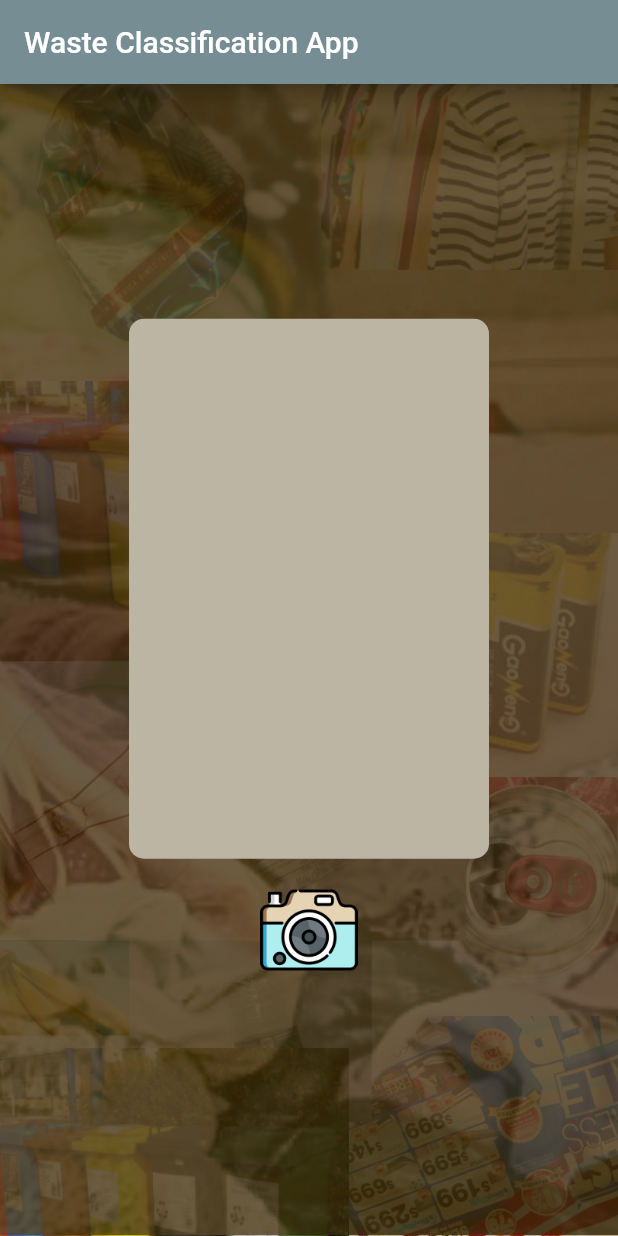
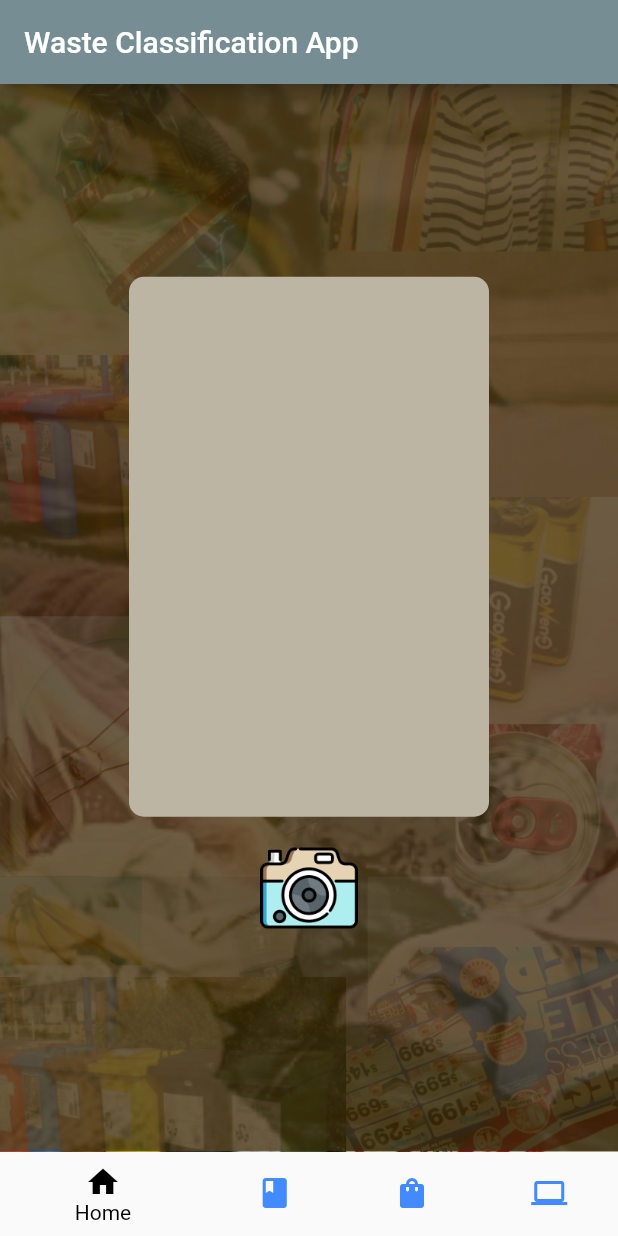
Before and after one commit to tasneemfyroos/SortItOut-App, a Flutter app: the screen it shows after launch, on a phone screen of 412 x 824 dp. Run offline on Flutter 3.47's test engine with Material 2 defaults, Android fonts, the light colour scheme and no system bars; our stand-ins replace image_picker.

Commit message:
edited main.dart

```diff
--- a/App/lib/main.dart
+++ b/App/lib/main.dart
@@ -1,10 +1,9 @@
 
 import 'package:flutter/material.dart';
-import 'package:image_picker/image_picker.dart';
-import 'package:http/http.dart' as http;
-import 'dart:convert';
-import 'package:flutter/services.dart' show rootBundle;
-
+import 'package:flutter_app_testing/screens/home.dart';
+import 'package:flutter_app_testing/screens/clothingDisposal.dart';
+import 'package:flutter_app_testing/screens/educational.dart';
+import 'package:flutter_app_testing/screens/eWasteDisposal.dart';
 
 // import 'package:file_picker/file_picker.dart';
 
@@ -19,8 +18,8 @@ List<double> getSizes() {
 }
 
 MaterialColor getColor() {
-  return new MaterialColor(0xFF758d93, <int, Color>{
-    50: Color(0xFFE3F2FD), // Shade 50
+  return new MaterialColor(0xFF758d93,
+      <int,Color>{50: Color(0xFFE3F2FD), // Shade 50
         100: Color(0xFFe5d3b3), // Shade 100
         200: Color(0xFFa3b5c0), // Shade 200
         300: Color(0xFFafeeee), // Shade 300
@@ -32,7 +31,22 @@ MaterialColor getColor() {
         900: Color(0xFF98f5e1), // Shade 900
       });
 }
-class MyApp extends StatelessWidget {
+
+class MyApp extends StatefulWidget {
+  @override
+  _MyAppState createState() => _MyAppState();
+}
+
+class _MyAppState extends State<MyApp> {
+  int _currentIndex = 0;
+
+  final List<Widget> _screens = [
+    ImageCaptureScreen(),
+    Educational(),
+    ClothingDisposal(),
+    EwasteDisposal(),
+  ];
+
   @override
   Widget build(BuildContext context) {
     return MaterialApp(
@@ -40,191 +54,37 @@ class MyApp extends StatelessWidget {
       theme: ThemeData(
         primarySwatch: getColor()
       ),
-      home: ImageCaptureScreen(),
-    );
-  }
-}
-
-
-
-
-class ImageCaptureScreen extends StatefulWidget {
-  @override
-  _ImageCaptureScreenState createState() => _ImageCaptureScreenState();
-
-}
-
-class _ImageCaptureScreenState extends State<ImageCaptureScreen> {
-  File? _image;
-  var categoryName = "";
-  bool _isLoading = false;
-
-  //mobile App
-  Future _captureImage() async {
+       home: Scaffold(
+        body: _screens[_currentIndex],
+        bottomNavigationBar: BottomNavigationBar(
+          currentIndex: _currentIndex,
+          onTap: (index) {
             setState(() {
-      categoryName = "";
+              _currentIndex = index;
             });
-    final picker = ImagePicker();
-    final image = await picker.pickImage(source: ImageSource.camera);
-    setState(() {
-      _image = File(image!.path);
-      _isLoading = true;
-    });
-    _sendImage();
-  }
-
-  Future _sendImage() async {
-    if (_image != null) {
-      final uri = Uri.parse('https://getclassification-rxsfwafrhq-uc.a.run.app/');
-      final request = http.MultipartRequest('POST', uri);
-      request.files.add(await http.MultipartFile.fromPath('file', _image!.path));
-
-      try {
-        final response = await request.send();
-        if (response.statusCode == 200) {
-          // Image successfully sent to the server
-          final responseBody = await response.stream.bytesToString();
-          print(responseBody);
-
-          // Extract the category from the response
-          final category = jsonDecode(responseBody)['category'];
-          // categoryName = category;
-          setState(() {
-            categoryName = category;
-          });
-          // Display the category in a dialog box or any other way you prefer
-          // showDialog(
-          //   context: context,
-          //   builder: (context) => AlertDialog(
-          //     title: Text('Image Category'),
-          //     content: Text('The image belongs to the category: $category'),
-          //     actions: [
-          //       TextButton(
-          //         onPressed: () => Navigator.pop(context),
-          //         child: Text('OK'),
-                // ),
-              // ],
-            // ),
-          // );
-        } else {
-          // Error sending image to the server
-          print('Error: ${response.statusCode}');
-        }
-      } catch (e) {
-        print('Error: $e');
-      }
-    }
-    setState(() {
-      _isLoading = false;
-    });
-  }
-
-  @override
-  Widget build(BuildContext context) => Container(
-        decoration:  const BoxDecoration(
-          image: DecorationImage(
-            image: AssetImage("images/background.png"),
-            fit: BoxFit.cover,
-          )
+          },
+          selectedItemColor: Colors.black,
+          unselectedItemColor: Colors.blueAccent,
+          items: [
+            BottomNavigationBarItem(
+              icon: Icon(Icons.home),
+              label: 'Home',
             ),
-    child: Scaffold(
-      backgroundColor: Colors.transparent,
-      appBar: AppBar(
-        title: Text('Waste Classification App'),
+            BottomNavigationBarItem(
+              icon: Icon(Icons.book),
+              label: 'Educational',
             ),
-      body: Center(
-        child: Column(
-          mainAxisAlignment: MainAxisAlignment.center,
-          crossAxisAlignment: CrossAxisAlignment.center,
-          children: <Widget>[
-            Stack(
-              children: [
-                  Container(
-                    width: getSizes()[0],
-                    height: getSizes()[1],
-                    decoration: BoxDecoration(
-                      color: getColor()[500], // Rectangle color
-                      borderRadius: BorderRadius.circular(10), // Rounded edges
+            BottomNavigationBarItem(
+              icon: Icon(Icons.shopping_bag),
+              label: 'Clothing Disposal',
             ),
-                  ),
-                  if (_isLoading)
-                      Positioned.fill(
-                        child: Center(
-                          child: CircularProgressIndicator(),
-                        ),
-                      ),
-                  if (_image != null && !_isLoading)
-                    Positioned.fill(
-                      left: getSizes()[2],
-                      top: 5,
-                      right: getSizes()[2],
-                      bottom: getSizes()[2],
-                      child: Column(
-                          mainAxisAlignment: MainAxisAlignment.center,
-                          children: <Widget> [
-                            if(_image != null)
-                              Text(
-                                  "Let's SortItOut!",
-                                  style: TextStyle(
-                                      fontFamily: "marcellus",
-                                      fontSize: 16,
-                                  )
-                              ),
-                              Image.file(
-                              _image!,
-                              fit: BoxFit.scaleDown,
-                              ),
-                              Text(
-                                "the category is",
-                                style: TextStyle(
-                                  fontFamily: "marcellus",
-                                  fontSize: 14
-                                )
-                              ),
-                              Text(
-                                  categoryName,
-                                  style: TextStyle(
-                                      fontFamily: "marcellus",
-                                      fontSize: 16
-                                  )
-                              ),
-                          ]
-                      )
+            BottomNavigationBarItem(
+              icon: Icon(Icons.computer),
+              label: 'E-waste Disposal',
             ),
           ],
-            ),
-            InkWell(
-              onTap: _captureImage,
-              child: Stack(
-                children: [
-                  Container(
-                    width: getSizes()[3],
-                    height: getSizes()[3],
-                    decoration: BoxDecoration(
-                      shape: BoxShape.circle,
-                      color: Colors.transparent,
-                    ),
-                  ),
-                Positioned.fill(
-                  left: getSizes()[4],
-                  top: getSizes()[4],
-                  right: getSizes()[4],
-                  bottom: getSizes()[4],
-                  child: Row(
-                    children: [
-                      Image(
-                        image: AssetImage('images/camera.png'),
-                        fit:BoxFit.contain,
-                      )
-                    ]
-                  )
-                )
-                ],
-              )
-            )
-          ],
-        ),
         ),
       ),
     );
   }
+}
```
Lines whose indentation alone changed are shown as unchanged.
